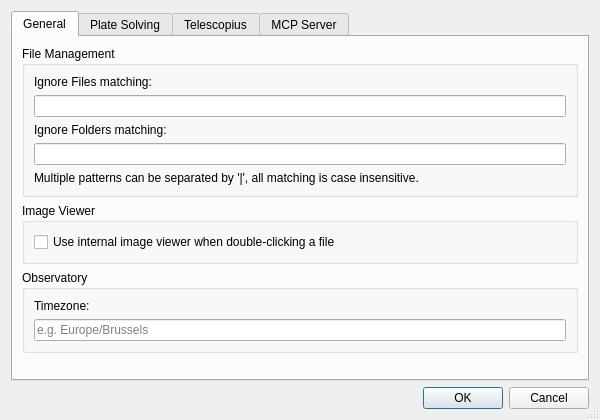
Qt form photonfinder/ui/SettingsDialog.ui (bcolyn/PhotonFinder) before a commit.
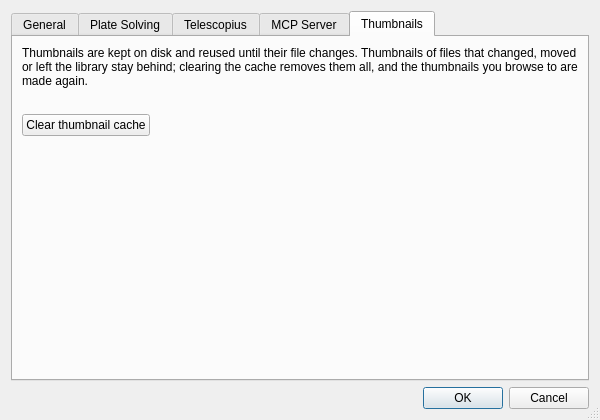
The same form after that commit. The open tabs and pages were chosen to show the change.

Commit message: Thumbnail view of the search results: View > Thumbnails (Ctrl+Shift+T, also on the tab toolbar) swaps the table for a tile per image over the same rows and selection, so the context menu, double-click to view and drag to a project work as in the table; the default for a tab opened with no tab to copy, saved per tab in the session

```diff
--- a/photonfinder/ui/SettingsDialog.ui
+++ b/photonfinder/ui/SettingsDialog.ui
@@ -518,6 +518,67 @@
        </item>
       </layout>
      </widget>
+     <widget class="QWidget" name="thumbnails_tab">
+      <attribute name="title">
+       <string>Thumbnails</string>
+      </attribute>
+      <layout class="QVBoxLayout" name="thumbnails_layout">
+       <item>
+        <widget class="QLabel" name="thumbnails_hint_label">
+         <property name="text">
+          <string>Thumbnails are kept on disk and reused until their file changes. Thumbnails of files that changed, moved or left the library stay behind; clearing the cache removes them all, and the thumbnails you browse to are made again.</string>
+         </property>
+         <property name="wordWrap">
+          <bool>true</bool>
+         </property>
+        </widget>
+       </item>
+       <item>
+        <widget class="QLabel" name="thumbnails_usage_label">
+         <property name="text">
+          <string/>
+         </property>
+        </widget>
+       </item>
+       <item>
+        <layout class="QHBoxLayout" name="thumbnails_button_layout">
+         <item>
+          <widget class="QPushButton" name="clear_thumbnails_button">
+           <property name="text">
+            <string>Clear thumbnail cache</string>
+           </property>
+          </widget>
+         </item>
+         <item>
+          <spacer name="thumbnails_button_spacer">
+           <property name="orientation">
+            <enum>Qt::Orientation::Horizontal</enum>
+           </property>
+           <property name="sizeHint" stdset="0">
+            <size>
+             <width>0</width>
+             <height>20</height>
+            </size>
+           </property>
+          </spacer>
+         </item>
+        </layout>
+       </item>
+       <item>
+        <spacer name="thumbnails_spacer">
+         <property name="orientation">
+          <enum>Qt::Orientation::Vertical</enum>
+         </property>
+         <property name="sizeHint" stdset="0">
+          <size>
+           <width>20</width>
+           <height>0</height>
+          </size>
+         </property>
+        </spacer>
+       </item>
+      </layout>
+     </widget>
     </widget>
    </item>
    <item>
```
The commit also changes 14 other files.
